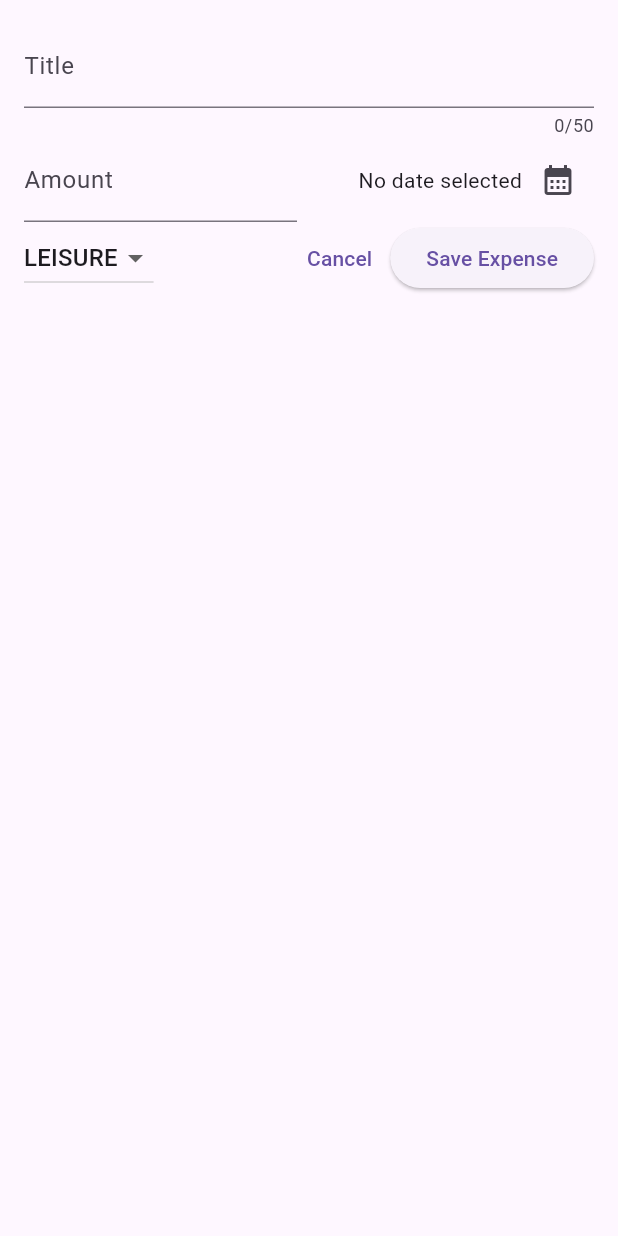
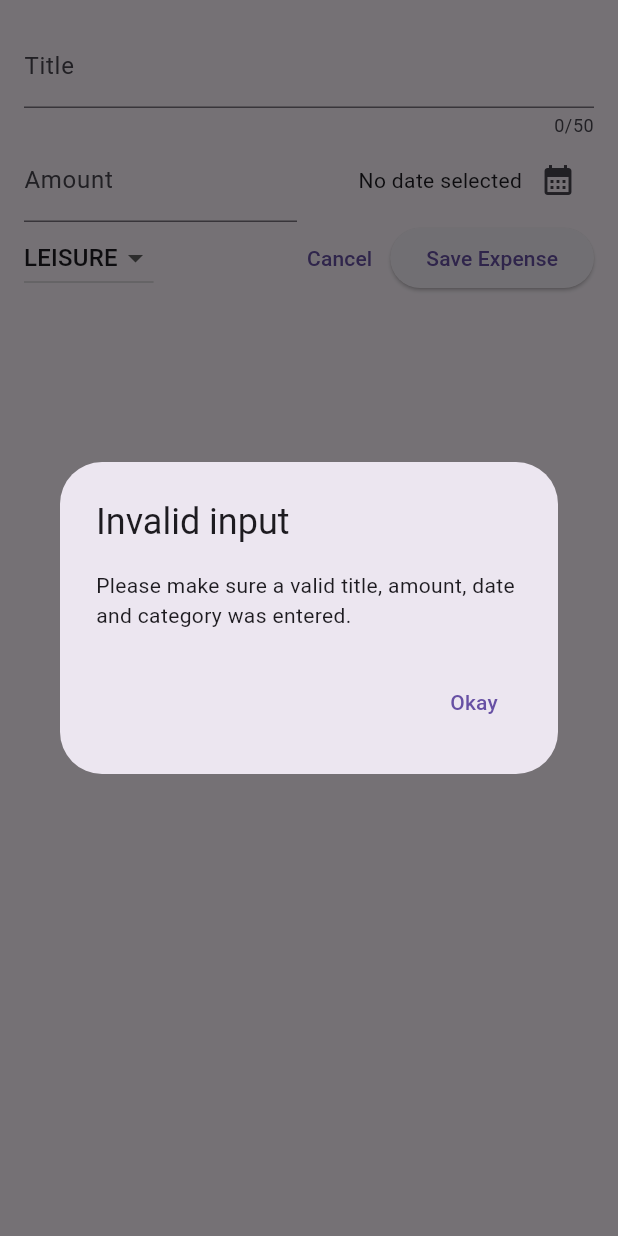
Before and after one commit to fauzanmzlm/expense_tracker, a Flutter app: the NewExpense widget shown alone on an empty page, opened directly, after a tap on "Save Expense", on a phone screen of 412 x 824 dp. Run offline on Flutter 3.47's test engine with Material 3 defaults, Android fonts, the phone set to English and light mode, and no system bars.

Commit message:
Validating User Input & Showing an Error Dialog

```diff
--- a/lib/widgets/new_expense.dart
+++ b/lib/widgets/new_expense.dart
@@ -37,7 +37,23 @@ class _NewExpenseState extends State<NewExpense> {
     if (_titleController.text.trim().isEmpty ||
         amountIsInvalid ||
         _selectedDate == null) {
-      // show error message
+      showDialog(
+        context: context,
+        builder: (ctx) => AlertDialog(
+          title: const Text('Invalid input'),
+          content: const Text(
+              'Please make sure a valid title, amount, date and category was entered.'),
+          actions: [
+            TextButton(
+              onPressed: () {
+                Navigator.pop(ctx);
+              },
+              child: const Text('Okay'),
+            )
+          ],
+        ),
+      );
+      return;
     }
   }
 
```
